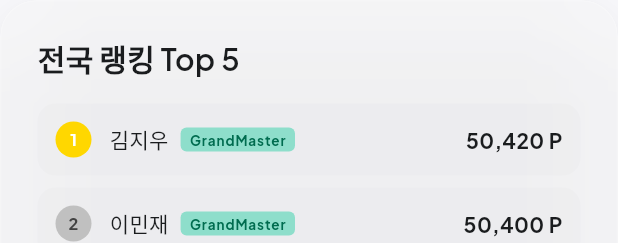
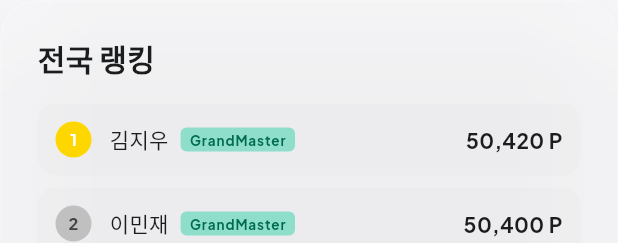
Before and after one commit to mondlean/duyuthonteam19, a Flutter app: the _LeaderboardCard widget shown alone on an empty page, opened directly, on a phone screen of 412 x 824 dp. Shown: the top 243 px of the screen. Run offline on Flutter 3.47's test engine with Material 3 defaults, Android fonts, the phone set to English and light mode, and no system bars; our stand-ins replace camera, go_router, google_fonts, material_symbols_icons.

```diff
--- a/homeUI/lib/screens/rewards_screen.dart
+++ b/homeUI/lib/screens/rewards_screen.dart
@@ -397,7 +397,7 @@ class _LeaderboardCard extends StatelessWidget {
         crossAxisAlignment: CrossAxisAlignment.stretch,
         children: [
           Text(
-            '전국 랭킹 Top 5',
+            '전국 랭킹',
             style: AppTextStyles.titleMd.copyWith(
               color: AppColors.onSurface,
             ),
```
